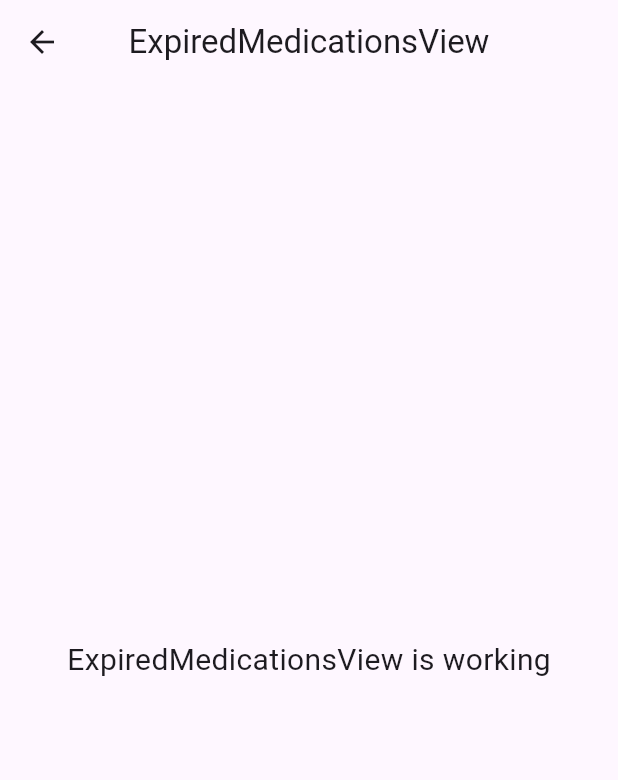
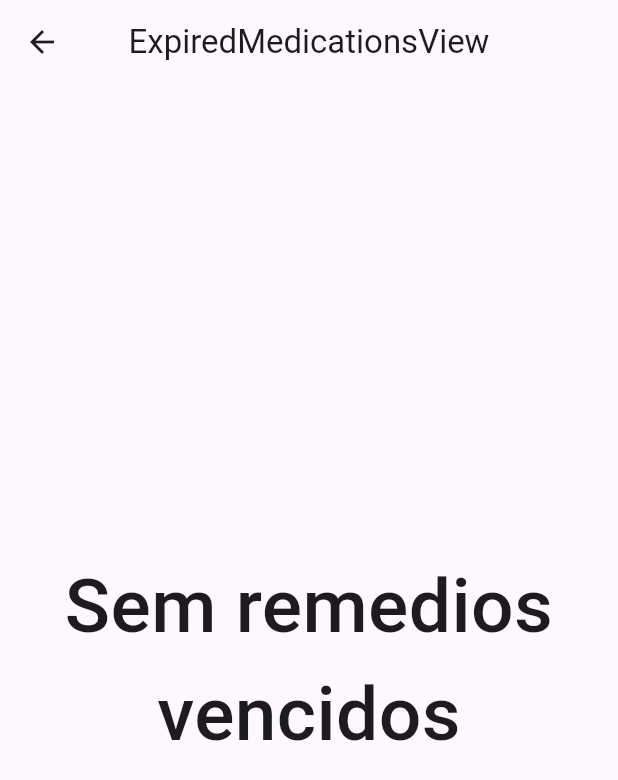
Before and after one commit to Rangel07/home_pharmacy, a Flutter app: the ExpiredMedicationsView screen opened by its route, on a phone screen of 412 x 824 dp. Shown: the top 780 px of the screen. Run offline on Flutter 3.47's test engine with Material 3 defaults, Android fonts, the phone set to English and light mode, and no system bars; our stand-ins replace get, mask_text_input_formatter, sqflite; accounts and stored records are empty.

Commit message:
page showing expired medications

```diff
--- a/lib/app/modules/expired_medications/views/expired_medications_view.dart
+++ b/lib/app/modules/expired_medications/views/expired_medications_view.dart
@@ -1,11 +1,17 @@
 import 'package:flutter/material.dart';
 
 import 'package:get/get.dart';
+import 'package:home_pharmacy/app/data/remedio.dart';
+import 'package:home_pharmacy/app/modules/list_medications/controllers/list_medications_controller.dart';
 
 import '../controllers/expired_medications_controller.dart';
 
 class ExpiredMedicationsView extends GetView<ExpiredMedicationsController> {
-  const ExpiredMedicationsView({super.key});
+  ExpiredMedicationsView({super.key});
+  final ListMedicationsController listMedicationsController = Get.put(
+    ListMedicationsController(),
+  );
+
   @override
   Widget build(BuildContext context) {
     return Scaffold(
@@ -13,12 +19,68 @@ class ExpiredMedicationsView extends GetView<ExpiredMedicationsController> {
         title: const Text('ExpiredMedicationsView'),
         centerTitle: true,
       ),
-      body: const Center(
-        child: Text(
-          'ExpiredMedicationsView is working',
-          style: TextStyle(fontSize: 20),
-        ),
-      ),
+      body:  Obx(() {
+        return Padding(
+          padding: const EdgeInsets.all(8.0),
+          child:
+              // verifica se a lista de remédios está vazia
+              // se estiver vazia, exibe uma mensagem
+              // caso contrário, exibe a lista de remédios
+              (!listMedicationsController.remedios.isNotEmpty)
+                  ? Center(
+                    child: Text(
+                      'Sem remedios vencidos',
+                      textAlign: TextAlign.center,
+                      style: TextStyle(
+                        fontSize: 50,
+                        fontWeight: FontWeight.w500,
+                      ),
+                    ),
+                  )
+                  : Builder(
+                    builder: (context) {
+                      // Cria uma cópia e ordena: remédios com quantidade > 0 primeiro.
+                        final sortedRemedios = List<Remedio>.from(
+                        listMedicationsController.remedios.where(
+                          (remedio) => remedio.dataValidade < DateTime.now().millisecondsSinceEpoch,
+                        ),
+                        );
+                      return ListView.builder(
+                        itemCount: sortedRemedios.length,
+                        itemBuilder: (context, index) {
+                          final remedio = sortedRemedios[index];
+                          return Padding(
+                            padding: const EdgeInsets.symmetric(vertical: 2.0),
+                            child: ListTile(
+                              title: Text(remedio.nome),
+                              subtitle: Text(
+                                '${remedio.descricao} - ${remedio.quantidade} ${remedio.medida}',
+                              ),
+                              shape: RoundedRectangleBorder(
+                                side: BorderSide(
+                                  color: context.theme.primaryColor,
+                                ),
+                                borderRadius: BorderRadius.circular(10),
+                              ),
+                              tileColor: Colors.red.withAlpha(50),
+                              trailing: IconButton(
+                                icon: Icon(Icons.delete),
+                                onPressed: () {
+                                  // deleteRemedioDialog(remedio);
+                                },
+                              ),
+                              onTap: () {
+                                // updateRemedioDialog(remedio);
+                              },
+                            ),
+                          );
+                        },
+                      );
+                    },
+                  ),
+        );
+      }),
+
     );
   }
 }
```
